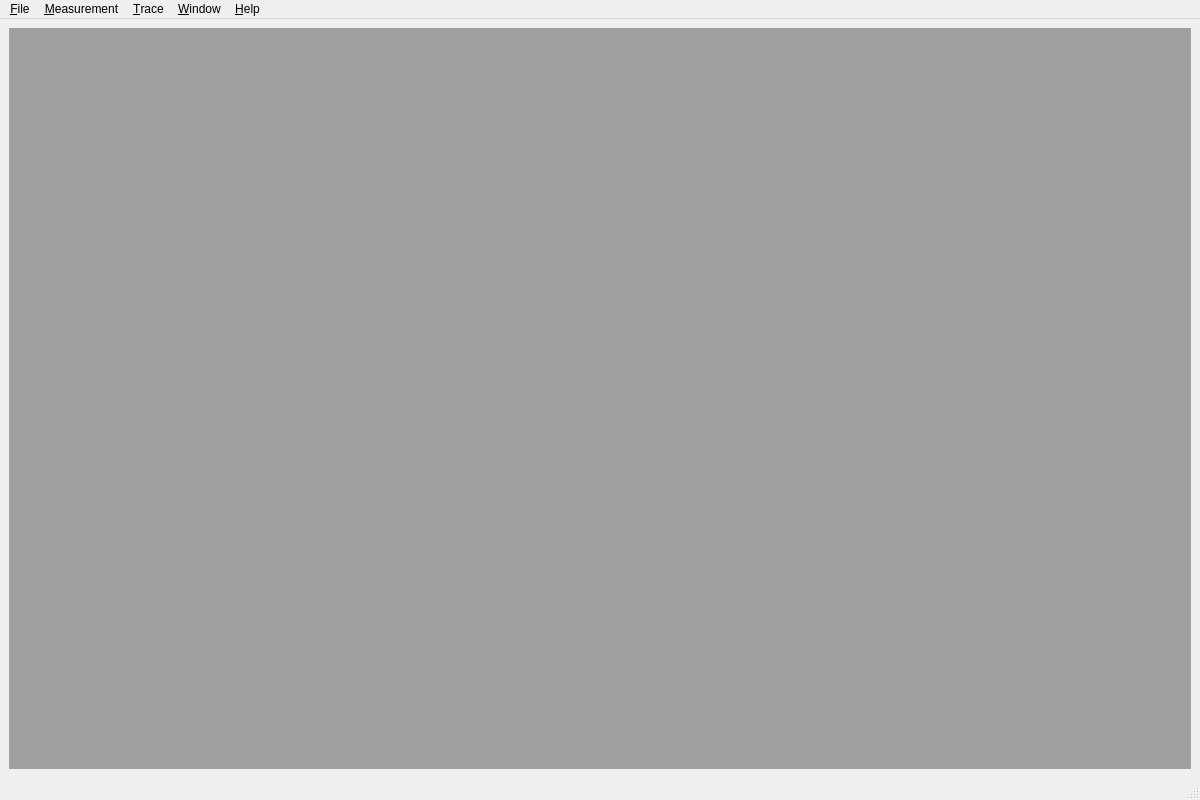
Before: the Qt Designer form src/mainwindow.ui in HubertD/cangaroo, drawn with Qt 5.
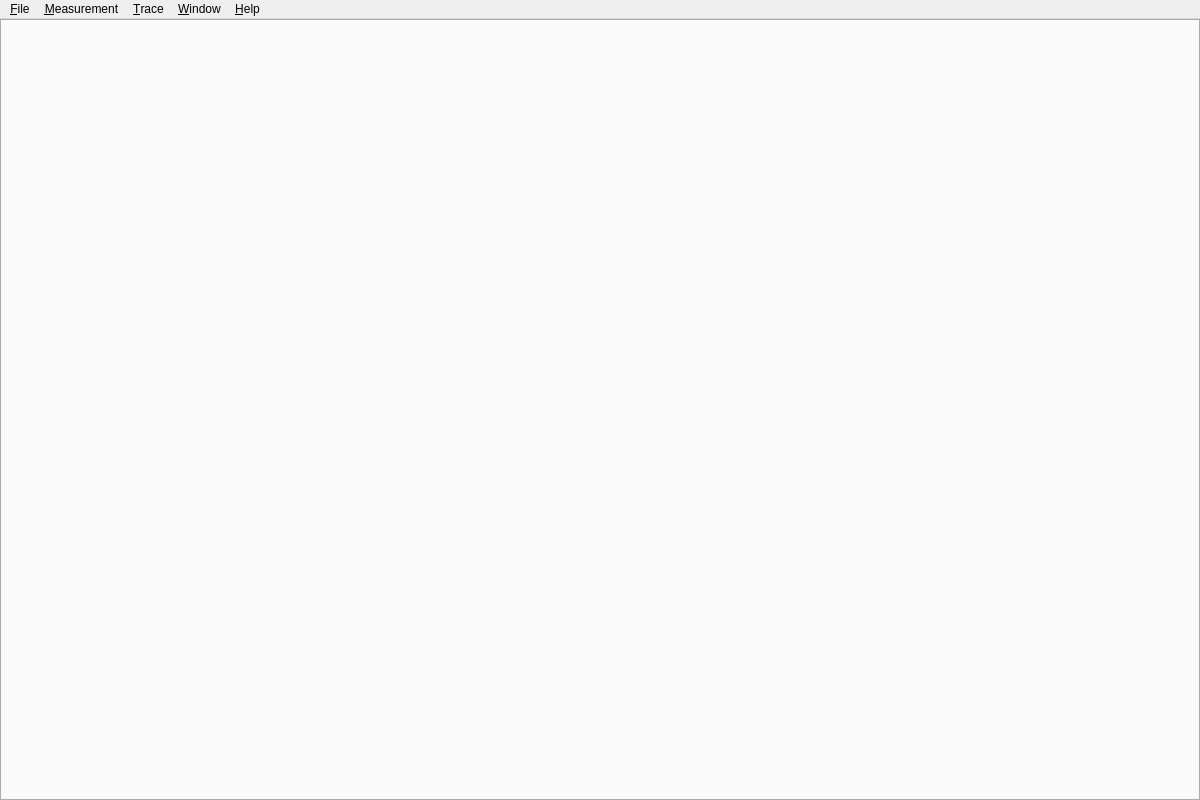
After: the same form once the commit is applied.

Commit message: dock widget test

The edit to the form file:
```diff
--- a/src/mainwindow.ui
+++ b/src/mainwindow.ui
@@ -21,8 +21,45 @@
   </property>
   <widget class="QWidget" name="centralwidget">
    <layout class="QVBoxLayout" name="verticalLayout">
+    <property name="spacing">
+     <number>3</number>
+    </property>
+    <property name="leftMargin">
+     <number>0</number>
+    </property>
+    <property name="topMargin">
+     <number>0</number>
+    </property>
+    <property name="rightMargin">
+     <number>0</number>
+    </property>
+    <property name="bottomMargin">
+     <number>0</number>
+    </property>
     <item>
-     <widget class="QMdiArea" name="mdiArea"/>
+     <widget class="QTabWidget" name="mainTabs">
+      <property name="autoFillBackground">
+       <bool>false</bool>
+      </property>
+      <property name="tabPosition">
+       <enum>QTabWidget::South</enum>
+      </property>
+      <property name="tabShape">
+       <enum>QTabWidget::Rounded</enum>
+      </property>
+      <property name="currentIndex">
+       <number>-1</number>
+      </property>
+      <property name="elideMode">
+       <enum>Qt::ElideNone</enum>
+      </property>
+      <property name="tabsClosable">
+       <bool>false</bool>
+      </property>
+      <property name="movable">
+       <bool>true</bool>
+      </property>
+     </widget>
     </item>
    </layout>
   </widget>
@@ -91,7 +128,6 @@
    <addaction name="menuWindow"/>
    <addaction name="menuHelp"/>
   </widget>
-  <widget class="QStatusBar" name="statusbar"/>
   <action name="action_Quit">
    <property name="text">
     <string>E&amp;xit</string>
```
The commit also changes 4 other files.
